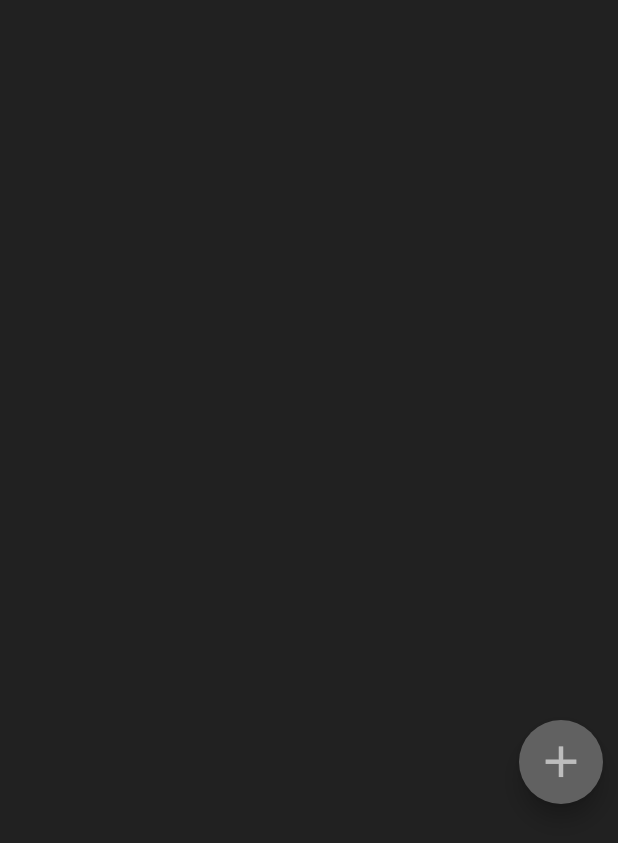
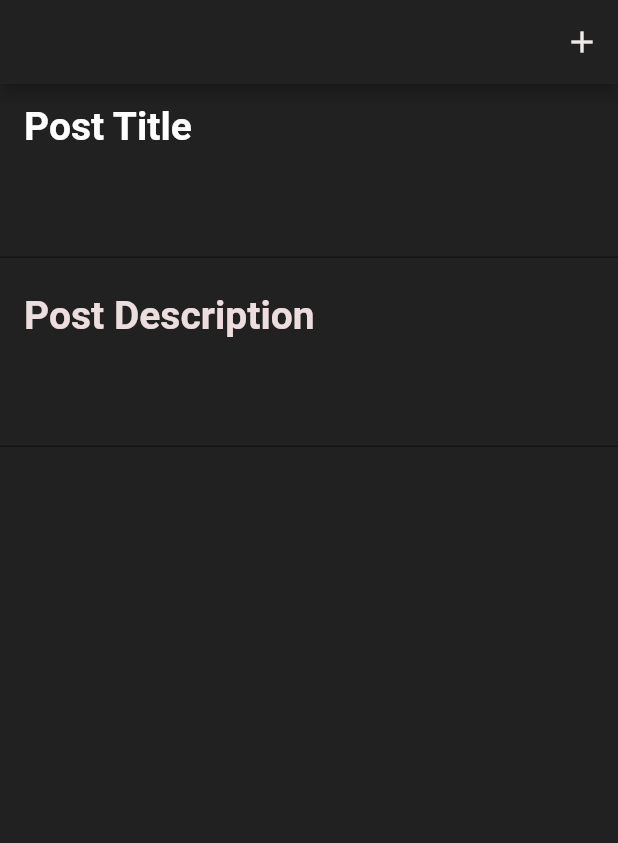
Before and after one commit to arnoosha/Reddit-Project, a Flutter app: the New screen opened directly, on a phone screen of 412 x 824 dp. Shown: the top 843 px of the screen. Run offline on Flutter 3.47's test engine with Material 2 defaults, Android fonts, the phone set to English and light mode, and no system bars; our stand-ins replace animated_text_kit, flutter_signin_button, flutter_spinkit, video_player; missing offline and left inert: fswitch_nullsafety.

Commit message:
add post is now available

```diff
--- a/lib/classes/Post.dart
+++ b/lib/classes/Post.dart
@@ -7,7 +7,7 @@ class Post {
   String postTitle ;
   String postDescription ;
   int postLikes = 0 ;
-  Post({this.postTitle, this.postDescription , this.postLikes , this.creationDate , this.postForum});
+  Post({this.postTitle, this.postDescription, this.creationDate , this.postForum});
   bool isPositiveDetect(){
     if (postLikes < 0) {return true;}
     else {return  false;}
@@ -23,11 +23,11 @@ class Post {
 
 List<Post> postsList = [
   Post(postTitle: "My Last Valorant Match" , postDescription: "pashmam" ,
-      postLikes: 0, creationDate: DateTime(2022, 5 , 20) , postForum: valorant),
+      creationDate: DateTime(2022, 5 , 20) , postForum: valorant),
   Post(postTitle: "My 2 last Valorant Match" , postDescription: "I won 13-4" ,
-      postLikes: 0 ,creationDate: DateTime(2022, 5 , 28) , postForum: valorant),
+      creationDate: DateTime(2022, 5 , 28) , postForum: valorant),
   Post(postTitle: "My 3 last Valorant Match" , postDescription: "I won 13-0" ,
-      postLikes: 0 , creationDate: DateTime(2022, 5 , 26) , postForum: valorant),
+      creationDate: DateTime(2022, 5 , 26) , postForum: valorant),
 ];
 List<Post> bubbleSort(List<Post> postsList) {
   List<Post> result = postsList;
--- a/lib/pages/Nav.dart
+++ b/lib/pages/Nav.dart
@@ -32,6 +32,7 @@ class _NavPageState extends State<NavPage> {
     return Scaffold(
       backgroundColor: Color.fromARGB(250, 7, 7, 7),
       appBar: AppBar(
+        automaticallyImplyLeading: false,
         backgroundColor: Colors.grey[900],
         centerTitle: true,
         title: Image(
--- a/lib/pages/New.dart
+++ b/lib/pages/New.dart
@@ -1,4 +1,9 @@
+import 'dart:ui';
+
 import 'package:flutter/material.dart';
+import 'package:reddit2/classes/Forum.dart';
+import 'package:reddit2/classes/Post.dart';
+import 'package:reddit2/pages/HomeScreen.dart';
 
 class New extends StatefulWidget {
 
@@ -7,25 +12,89 @@ class New extends StatefulWidget {
 }
 
 class _NewState extends State<New> {
+  String postTitle;
+  String postDesc;
   @override
   Widget build(BuildContext context) {
     return Scaffold(
+        appBar: AppBar(
+          backgroundColor: Colors.grey[900],
+          automaticallyImplyLeading: false,
+          actions: [
+            IconButton(
+              icon: Icon(
+                Icons.add,
+                color: Color.fromRGBO(239, 233, 233, 1.0),
+              ),
+              onPressed: (){
+                if (postTitle != null && postDesc != null){
+                  postsList.add(Post(postTitle: postTitle, postDescription: postDesc , postForum: valorant , creationDate: DateTime.now()));
+                  Navigator.pushReplacement(context , MaterialPageRoute(builder: (context) => HomeScreen()));
+                }
+              },
+            )
+          ],
+        ),
         backgroundColor: Colors.grey[900],
         body: Stack(
           children: [
             SafeArea(
               child: Column(
                 children: [
-                  Container(
-                    margin: EdgeInsets.fromLTRB(0, 480, 10, 0),
-                    alignment: Alignment.bottomRight,
-                    child: FloatingActionButton(
-                      backgroundColor: Colors.grey[700],
-                      onPressed: (
-                          ){},
-                      child: Icon(Icons.add, color: Colors.grey[400],size: 35),
-                    ),
-                  )
+                  Column(
+                    children: [
+                      ListTile(
+                        title: Text(
+                          'Post Title',
+                          style: TextStyle(
+                            color: Color.fromRGBO(255, 255, 255, 1.0),
+                            fontSize: 26,
+                            fontWeight: FontWeight.bold
+                          ),
+                        ),
+                      ),
+                      Container (
+                        margin: EdgeInsets.symmetric(vertical: 10 , horizontal: 0),
+                        width: MediaQuery.of(context).size.width,
+                        child: TextField(
+                          textAlign: TextAlign.left,
+                          textAlignVertical: TextAlignVertical.top,
+                          style: TextStyle(
+                            color: Color.fromRGBO(226, 217, 217, 1.0),
+                            fontSize: 22,
+                          ),
+                          onChanged: (String inputTitle){
+                            postTitle = inputTitle;
+                          },
+                        ),
+                      ),
+                      ListTile(
+                        title: Text(
+                          'Post Description',
+                          style: TextStyle(
+                              color: Color.fromRGBO(236, 222, 222, 1.0),
+                              fontSize: 26,
+                              fontWeight: FontWeight.bold
+                          ),
+                        ),
+                      ),
+                      Container (
+                        margin: EdgeInsets.symmetric(vertical: 10 , horizontal: 0),
+                        width: MediaQuery.of(context).size.width,
+                        child: TextField(
+                          textAlign: TextAlign.left,
+                          textAlignVertical: TextAlignVertical.top,
+                          style: TextStyle(
+                            color: Color.fromRGBO(226, 217, 217, 1.0),
+                            fontSize: 22,
+                          ),
+                          onChanged: (String inputDescription){
+                            postDesc = inputDescription;
+                          },
+                        ),
+                      ),
+                    ],
+                  ),
                 ],
               ),
             ),
```
